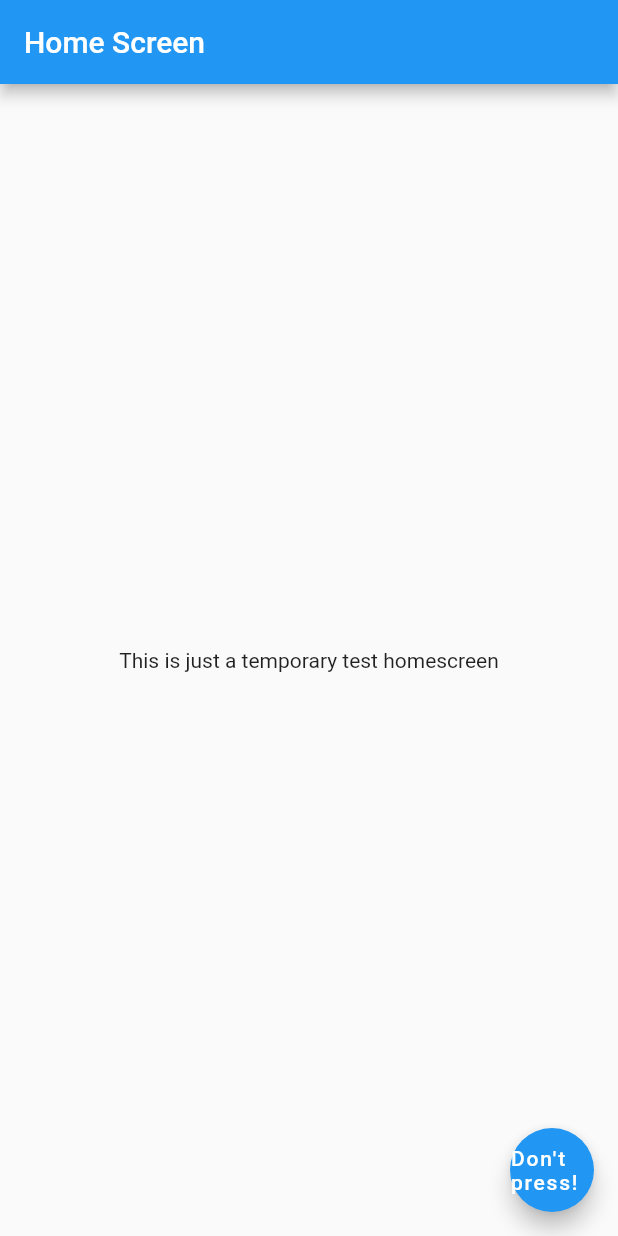
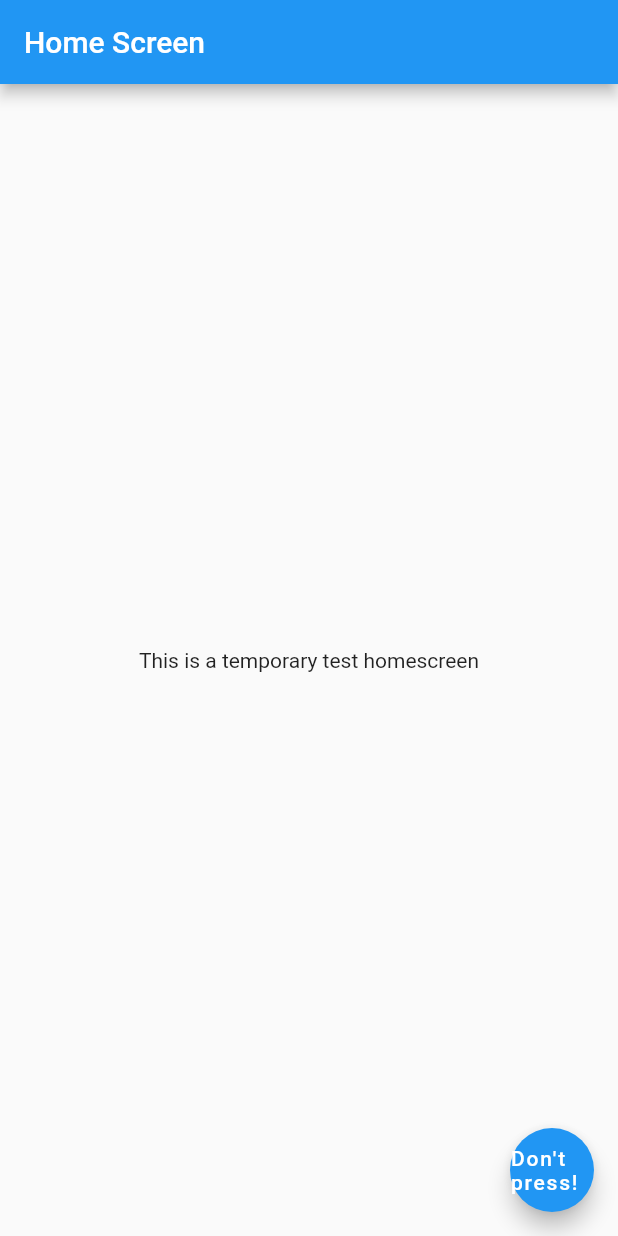
Before and after one commit to Halfbloodprince3109/Namaz_now_flutter, a Flutter app: the screen it shows after launch, on a phone screen of 412 x 824 dp. Run offline on Flutter 3.47's test engine with Material 2 defaults, Android fonts, the light colour scheme and no system bars; our stand-ins replace get.

Commit message:
Revert "Small change to check code"
This reverts commit 1a3d288874c6ce5c11dea2a5a5efda7f0638b8e2.

```diff
--- a/lib/temporary_home.dart
+++ b/lib/temporary_home.dart
@@ -8,7 +8,7 @@ class HomeScreen extends StatelessWidget {
         title: Text('Home Screen'),
       ),
       body: Center(
-        child: Text('This is just a temporary test homescreen'),
+        child: Text('This is a temporary test homescreen'),
       ),
       floatingActionButton: FloatingActionButton(
         onPressed: () {},
```
